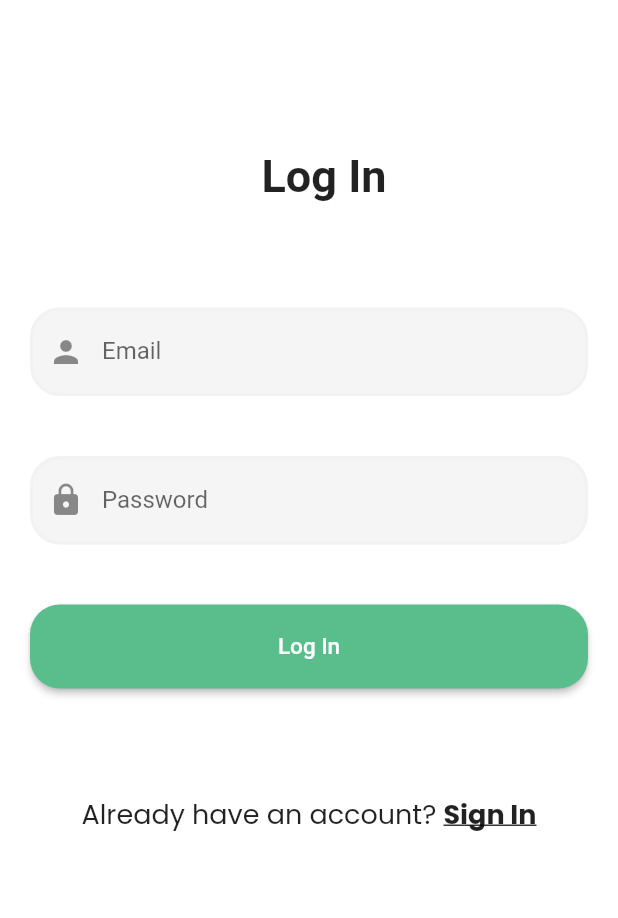
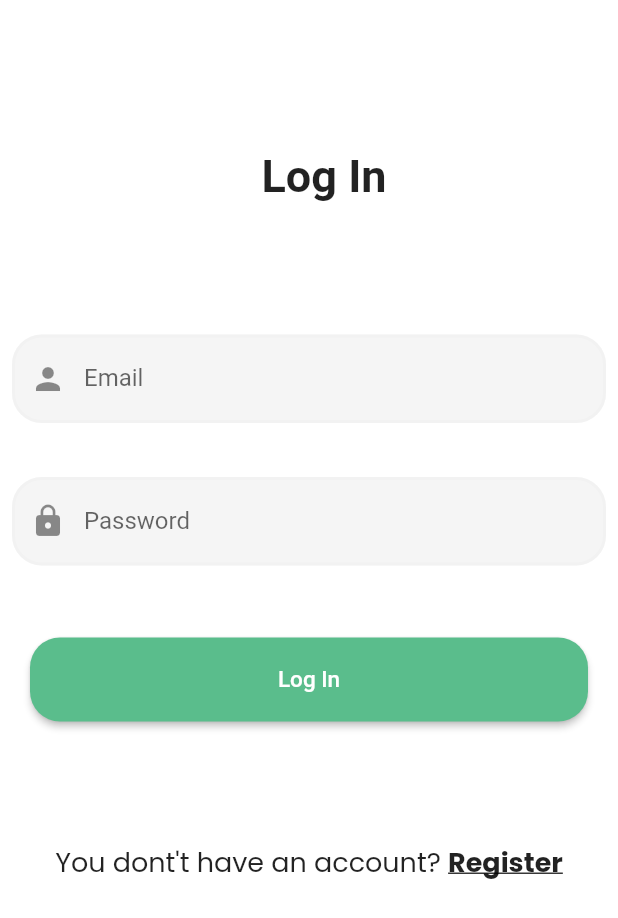
Before and after one commit to 4eug/E-Auth, a Flutter app: the screen it shows after launch, on a phone screen of 412 x 824 dp. Shown: the top 918 px of the screen. Run offline on Flutter 3.47's test engine with Material 2 defaults, Android fonts, the phone set to English and light mode, and no system bars; our stand-ins replace firebase_auth, firebase_core, google_fonts, page_transition; accounts and stored records are empty.

Commit message:
login Screen Done!

```diff
--- a/lib/screens/login.dart
+++ b/lib/screens/login.dart
@@ -10,6 +10,7 @@ class LoginScreen extends StatefulWidget {
 }
 
 class _LoginScreenState extends State<LoginScreen> {
+  // ignore: unused_field
   String _email, _password;
   final auth = FirebaseAuth.instance;
 
@@ -31,37 +32,25 @@ class _LoginScreenState extends State<LoginScreen> {
                 ),
               ),
             ),
-            SizedBox(height: 50),
-            _textField1(context),
-            SizedBox(height: 20),
-            _textField2(context),
-            SizedBox(height: 20),
-            _loginButton,
-            SizedBox(height: 50),
-            _already()
-          ],
-        ),
-      ),
-    );
-  }
-}
-
-Widget _textField1(context) => Padding(
-      padding: const EdgeInsets.fromLTRB(20, 20, 20, 0),
+            SizedBox(height: 80),
+            Padding(
+              padding: const EdgeInsets.all(8.0),
               child: TextField(
                 keyboardType: TextInputType.emailAddress,
-        decoration: new InputDecoration(
+                decoration: InputDecoration(
                   labelText: 'Email',
                   prefixIcon: Icon(Icons.person),
                   isCollapsed: false,
                   focusedBorder: new OutlineInputBorder(
-            borderSide: new BorderSide(color: Color(0xFF5ABD8C), width: 2),
+                    borderSide:
+                        new BorderSide(color: Color(0xFF5ABD8C), width: 2),
                     borderRadius: const BorderRadius.all(
                       const Radius.circular(20.0),
                     ),
                   ),
                   enabledBorder: new OutlineInputBorder(
-            borderSide: new BorderSide(color: Color(0x80EFEFEF), width: 2),
+                    borderSide:
+                        new BorderSide(color: Color(0x80EFEFEF), width: 2),
                     borderRadius: const BorderRadius.all(
                       const Radius.circular(20.0),
                     ),
@@ -69,26 +58,32 @@ Widget _textField1(context) => Padding(
                   filled: true,
                   hintStyle: new TextStyle(color: Color(0x75000000)),
                 ),
-        onChanged: (value) {},
+                onChanged: (value) {
+                  setState(() {
+                    _email = value.trim();
+                  });
+                },
               ),
-    );
-
-Widget _textField2(context) => Padding(
-      padding: const EdgeInsets.fromLTRB(20, 20, 20, 0),
+            ),
+            SizedBox(height: 20),
+            Padding(
+              padding: const EdgeInsets.all(8.0),
               child: TextField(
-        keyboardType: TextInputType.emailAddress,
-        decoration: new InputDecoration(
+                obscureText: true,
+                decoration: InputDecoration(
                   labelText: 'Password',
                   prefixIcon: Icon(Icons.lock),
                   isCollapsed: false,
                   focusedBorder: new OutlineInputBorder(
-            borderSide: new BorderSide(color: Color(0xFF5ABD8C), width: 2),
+                    borderSide:
+                        new BorderSide(color: Color(0xFF5ABD8C), width: 2),
                     borderRadius: const BorderRadius.all(
                       const Radius.circular(20.0),
                     ),
                   ),
                   enabledBorder: new OutlineInputBorder(
-            borderSide: new BorderSide(color: Color(0x80EFEFEF), width: 2),
+                    borderSide:
+                        new BorderSide(color: Color(0x80EFEFEF), width: 2),
                     borderRadius: const BorderRadius.all(
                       const Radius.circular(20.0),
                     ),
@@ -96,36 +91,39 @@ Widget _textField2(context) => Padding(
                   filled: true,
                   hintStyle: new TextStyle(color: Color(0x75000000)),
                 ),
-        onChanged: (value) {},
+                onChanged: (value) {
+                  setState(() {
+                    _password = value.trim();
+                  });
+                },
               ),
-    );
-
-Widget get _loginButton => Padding(
+            ),
+            SizedBox(height: 20),
+            Padding(
                 padding: const EdgeInsets.all(20),
                 child: MaterialButton(
                   height: 56,
                   minWidth: double.infinity,
                   color: Color(0xFF5ABD8C),
-      shape:
-          RoundedRectangleBorder(borderRadius: new BorderRadius.circular(20.0)),
+                  shape: RoundedRectangleBorder(
+                      borderRadius: new BorderRadius.circular(20.0)),
                   onPressed: () {},
                   child: Text(
                     "Log In",
                     style: TextStyle(fontSize: 15, color: Colors.white),
                   ),
-    ));
-
-Widget _already() {
-  return Row(
+                )),
+            SizedBox(height: 60),
+            Row(
               mainAxisAlignment: MainAxisAlignment.center,
               children: [
                 Text(
-        "Already have an account? ",
+                  "You dont\'t have an account? ",
                   style: GoogleFonts.poppins(fontSize: 18),
                 ),
                 InkWell(
                   child: Text(
-          "Sign In",
+                    "Register",
                     style: GoogleFonts.poppins(
                         fontSize: 18,
                         fontWeight: FontWeight.bold,
@@ -134,5 +132,10 @@ Widget _already() {
                   onTap: () {},
                 )
               ],
+            )
+          ],
+        ),
+      ),
     );
   }
+}
```
Lines whose indentation alone changed are shown as unchanged.
